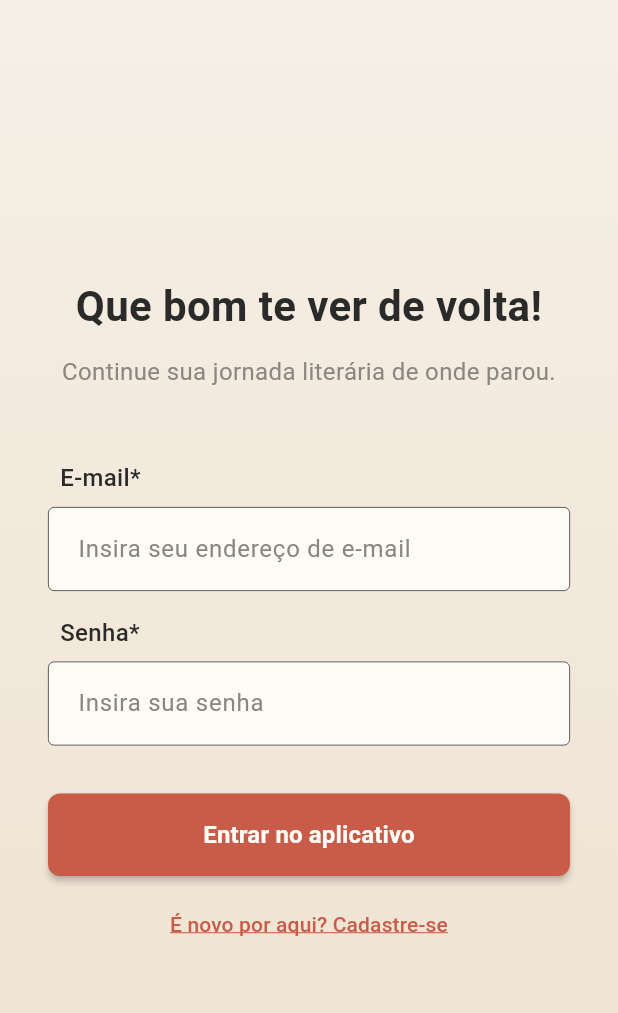
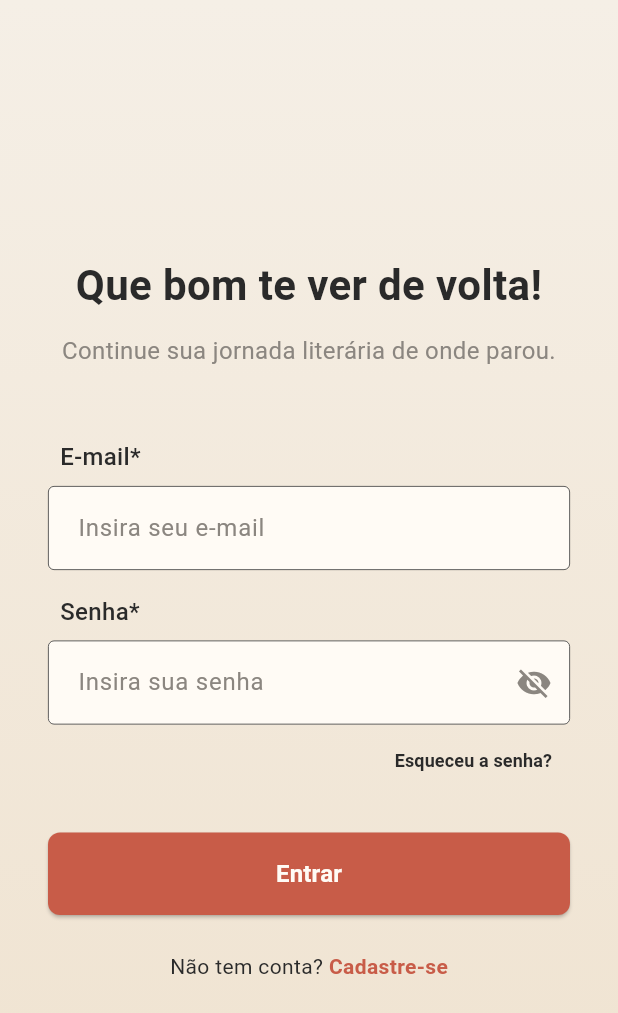
Before and after one commit to andrey-cruz/me_livrei, a Flutter app: the LoginScreen screen opened directly, on a phone screen of 412 x 824 dp. Shown: the top 1013 px of the screen. Run offline on Flutter 3.47's test engine with Material 3 defaults, Android fonts, the phone set to English and light mode, and no system bars; our stand-ins replace flutter_svg, mask_text_input_formatter.

Commit message:
feat: add password visibility toggle and update login navigation

```diff
--- a/lib/screens/login_screen.dart
+++ b/lib/screens/login_screen.dart
@@ -1,7 +1,8 @@
 import 'package:flutter/material.dart';
-import '../constants/app_colors.dart';
-import '../constants/validators.dart';
-import '../widgets/custom_input_field.dart';
+import 'package:me_livrei/constants/app_colors.dart';
+import 'package:me_livrei/widgets/custom_input_field.dart';
+import 'package:me_livrei/constants/validators.dart';
+import 'package:me_livrei/screens/main_screen.dart';
 
 class LoginScreen extends StatefulWidget {
   const LoginScreen({super.key});
@@ -14,34 +15,26 @@ class _LoginScreenState extends State<LoginScreen> {
   final _emailController = TextEditingController();
   final _passwordController = TextEditingController();
   final _formKey = GlobalKey<FormState>();
+
   bool _isLoading = false;
+  bool _isPasswordVisible = false;
 
   Future<void> _handleLogin() async {
     FocusScope.of(context).unfocus();
 
-    final errors = AuthValidator.validateLoginForm(
-      _emailController.text,
-      _passwordController.text,
-    );
-
-    if (!FormUtils.isFormValid(errors)) {
-      _formKey.currentState!.validate();
+    if (_formKey.currentState?.validate() != true) {
       return;
     }
-
     setState(() => _isLoading = true);
-
     try {
       await Future.delayed(const Duration(seconds: 2));
-
       if (!mounted) return;
-
-      _showSuccessMessage('Login realizado com sucesso!');
-
+      Navigator.of(context).pushReplacement(
+        MaterialPageRoute(builder: (context) => const MainScreen()),
+      );
     } on Exception catch (e) {
       if (!mounted) return;
-      _showErrorMessage('Erro ao fazer login: $e');
-
+      _showErrorMessage('Erro ao fazer login. Verifique suas credenciais.');
     } finally {
       if (mounted) {
         setState(() => _isLoading = false);
@@ -50,24 +43,9 @@ class _LoginScreenState extends State<LoginScreen> {
   }
 
   void _navigateToRegister() {
-    FocusScope.of(context).unfocus();
-
-    ScaffoldMessenger.of(context).showSnackBar(
-      const SnackBar(
-        content: Text('Tela de cadastro será implementada'),
-        backgroundColor: AppColors.azulPetroleo,
-      ),
-    );
-  }
-
-  void _showSuccessMessage(String message) {
-    ScaffoldMessenger.of(context).showSnackBar(
-      SnackBar(
-        content: Text(message),
-        backgroundColor: AppColors.verdeMusgo,
-        behavior: SnackBarBehavior.floating,
-      ),
-    );
+    ScaffoldMessenger.of(
+      context,
+    ).showSnackBar(const SnackBar(content: Text('Ir para tela de cadastro')));
   }
 
   void _showErrorMessage(String message) {
@@ -75,7 +53,6 @@ class _LoginScreenState extends State<LoginScreen> {
       SnackBar(
         content: Text(message),
         backgroundColor: AppColors.bordoLiterario,
-        behavior: SnackBarBehavior.floating,
       ),
     );
   }
@@ -88,10 +65,7 @@ class _LoginScreenState extends State<LoginScreen> {
           gradient: LinearGradient(
             begin: Alignment.topCenter,
             end: Alignment.bottomCenter,
-            colors: [
-              AppColors.marfimAntigo,
-              AppColors.farinhaTrigo,
-            ],
+            colors: [AppColors.marfimAntigo, AppColors.farinhaTrigo],
           ),
         ),
         child: SafeArea(
@@ -102,9 +76,8 @@ class _LoginScreenState extends State<LoginScreen> {
                 mainAxisAlignment: MainAxisAlignment.center,
                 crossAxisAlignment: CrossAxisAlignment.stretch,
                 children: [
-                  const Column(
-                    children: [
-                      Text(
+                  // --- CABEÇALHO ---
+                  const Text(
                     'Que bom te ver de volta!',
                     style: TextStyle(
                       fontSize: 28,
@@ -113,8 +86,8 @@ class _LoginScreenState extends State<LoginScreen> {
                     ),
                     textAlign: TextAlign.center,
                   ),
-                      SizedBox(height: 12),
-                      Text(
+                  const SizedBox(height: 12),
+                  const Text(
                     'Continue sua jornada literária de onde parou.',
                     style: TextStyle(
                       fontSize: 16,
@@ -122,50 +95,73 @@ class _LoginScreenState extends State<LoginScreen> {
                     ),
                     textAlign: TextAlign.center,
                   ),
-                    ],
-                  ),
                   const SizedBox(height: 48),
+
+                  // --- FORM ---
                   Form(
                     key: _formKey,
                     child: Column(
                       crossAxisAlignment: CrossAxisAlignment.stretch,
                       children: [
-                        // EMAIL
                         CustomInputField(
                           label: 'E-mail*',
                           controller: _emailController,
                           enabled: !_isLoading,
                           keyboardType: TextInputType.emailAddress,
                           textInputAction: TextInputAction.next,
-                          hintText: 'Insira seu endereço de e-mail',
+                          hintText: 'Insira seu e-mail',
                           validator: AuthValidator.validateEmail,
                         ),
                         const SizedBox(height: 16),
 
-                        // PASSWORD
                         CustomInputField(
                           label: 'Senha*',
                           controller: _passwordController,
                           enabled: !_isLoading,
-                          obscureText: true,
+                          obscureText: !_isPasswordVisible,
                           textInputAction: TextInputAction.done,
                           hintText: 'Insira sua senha',
                           validator: AuthValidator.validatePassword,
+                          suffixIcon: IconButton(
+                            icon: Icon(
+                              _isPasswordVisible
+                                  ? Icons.visibility
+                                  : Icons.visibility_off,
+                              color: AppColors.cinzaPoeira,
                             ),
-                        const SizedBox(height: 32),
+                            onPressed: () {
+                              setState(() {
+                                _isPasswordVisible = !_isPasswordVisible;
+                              });
+                            },
+                          ),
+                        ),
+                        Align(
+                          alignment: Alignment.centerRight,
+                          child: TextButton(
+                            onPressed: () {},
+                            child: const Text(
+                              'Esqueceu a senha?',
+                              style: TextStyle(
+                                color: AppColors.carvaoSuave,
+                                fontSize: 12,
+                                fontWeight: FontWeight.w600,
+                              ),
+                            ),
+                          ),
+                        ),
 
-                        // LOGIN BUTTON
+                        const SizedBox(height: 24),
+
                         ElevatedButton(
                           onPressed: _isLoading ? null : _handleLogin,
                           style: ElevatedButton.styleFrom(
                             backgroundColor: AppColors.terracotaQueimado,
                             foregroundColor: AppColors.brancoCreme,
-                            disabledBackgroundColor: AppColors.cinzaPoeira,
                             padding: const EdgeInsets.symmetric(vertical: 16),
                             shape: RoundedRectangleBorder(
                               borderRadius: BorderRadius.circular(8),
                             ),
-                            elevation: 2,
                           ),
                           child: _isLoading
                               ? const SizedBox(
@@ -173,13 +169,13 @@ class _LoginScreenState extends State<LoginScreen> {
                                   width: 20,
                                   child: CircularProgressIndicator(
                                     strokeWidth: 2,
-                              valueColor: AlwaysStoppedAnimation<Color>(
+                                    valueColor: AlwaysStoppedAnimation(
                                       AppColors.brancoCreme,
                                     ),
                                   ),
                                 )
                               : const Text(
-                            'Entrar no aplicativo',
+                                  'Entrar',
                                   style: TextStyle(
                                     fontSize: 16,
                                     fontWeight: FontWeight.bold,
@@ -189,21 +185,27 @@ class _LoginScreenState extends State<LoginScreen> {
                       ],
                     ),
                   ),
-                  const SizedBox(height: 8),
+                  const SizedBox(height: 24),
 
-                  // REGISTER LINK
-                  TextButton(
-                    onPressed: _navigateToRegister,
+                  // --- FOOTER ---
+                  Row(
+                    mainAxisAlignment: MainAxisAlignment.center,
+                    children: [
+                      const Text(
+                        'Não tem conta? ',
+                        style: TextStyle(color: AppColors.carvaoSuave),
+                      ),
+                      GestureDetector(
+                        onTap: _navigateToRegister,
                         child: const Text(
-                      'É novo por aqui? Cadastre-se',
+                          'Cadastre-se',
                           style: TextStyle(
-                        fontSize: 14,
-                        decoration: TextDecoration.underline,
-                        decorationColor: AppColors.terracotaQueimado,
                             color: AppColors.terracotaQueimado,
+                            fontWeight: FontWeight.bold,
                           ),
-                      textAlign: TextAlign.center,
                         ),
+                      ),
+                    ],
                   ),
                 ],
               ),
--- a/lib/widgets/custom_input_field.dart
+++ b/lib/widgets/custom_input_field.dart
@@ -13,6 +13,7 @@ class CustomInputField extends StatelessWidget {
   final bool enabled;
   final String? hintText;
   final List<TextInputFormatter>? inputFormatters;
+  final Widget? suffixIcon;
 
   const CustomInputField({
     super.key,
@@ -26,6 +27,7 @@ class CustomInputField extends StatelessWidget {
     this.enabled = true,
     this.hintText,
     this.inputFormatters,
+    this.suffixIcon,
   });
 
   @override
@@ -51,11 +53,14 @@ class CustomInputField extends StatelessWidget {
           obscureText: obscureText,
           validator: validator,
           keyboardType: maxLines > 1 ? TextInputType.multiline : keyboardType,
-          textInputAction: maxLines > 1 ? TextInputAction.newline : textInputAction,
+          textInputAction: maxLines > 1
+              ? TextInputAction.newline
+              : textInputAction,
           inputFormatters: inputFormatters,
           decoration: InputDecoration(
             hintText: hintText,
             hintStyle: const TextStyle(color: AppColors.cinzaPoeira),
+            suffixIcon: suffixIcon,
             border: const OutlineInputBorder(),
             enabledBorder: const OutlineInputBorder(
               borderSide: BorderSide(color: AppColors.carvaoSuave, width: 0.5),
```
Also changed, not shown: lib/screens/loading_screen.dart (+3 -8 lines), 1 other file. Lines whose indentation alone changed are shown as unchanged.
